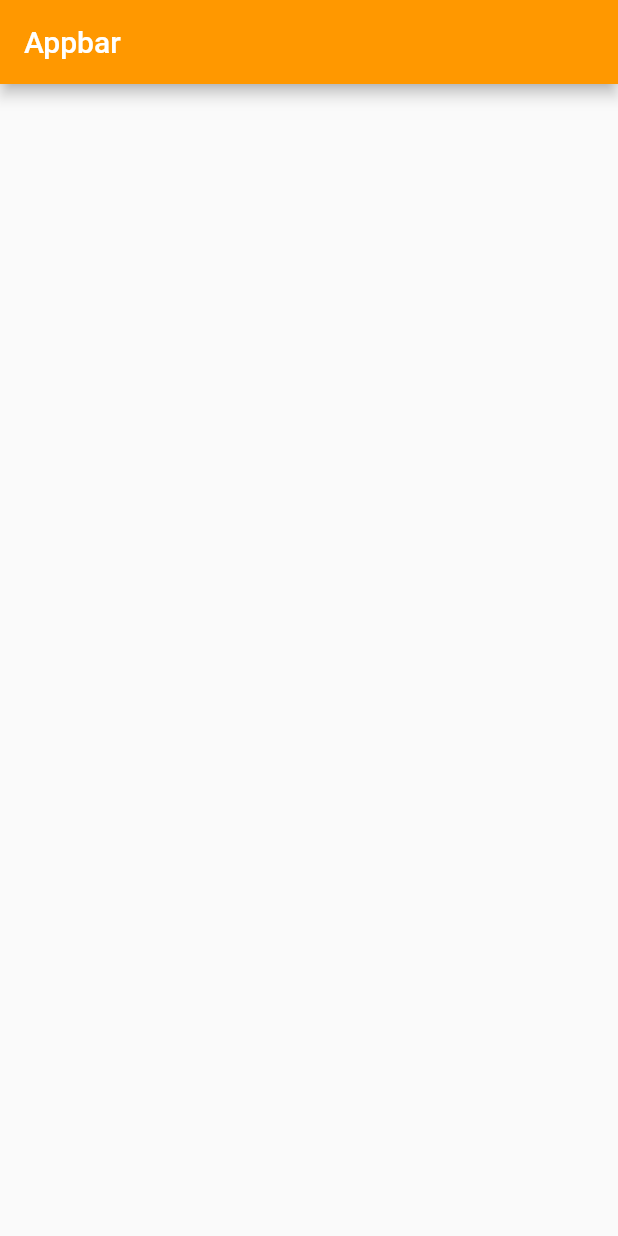
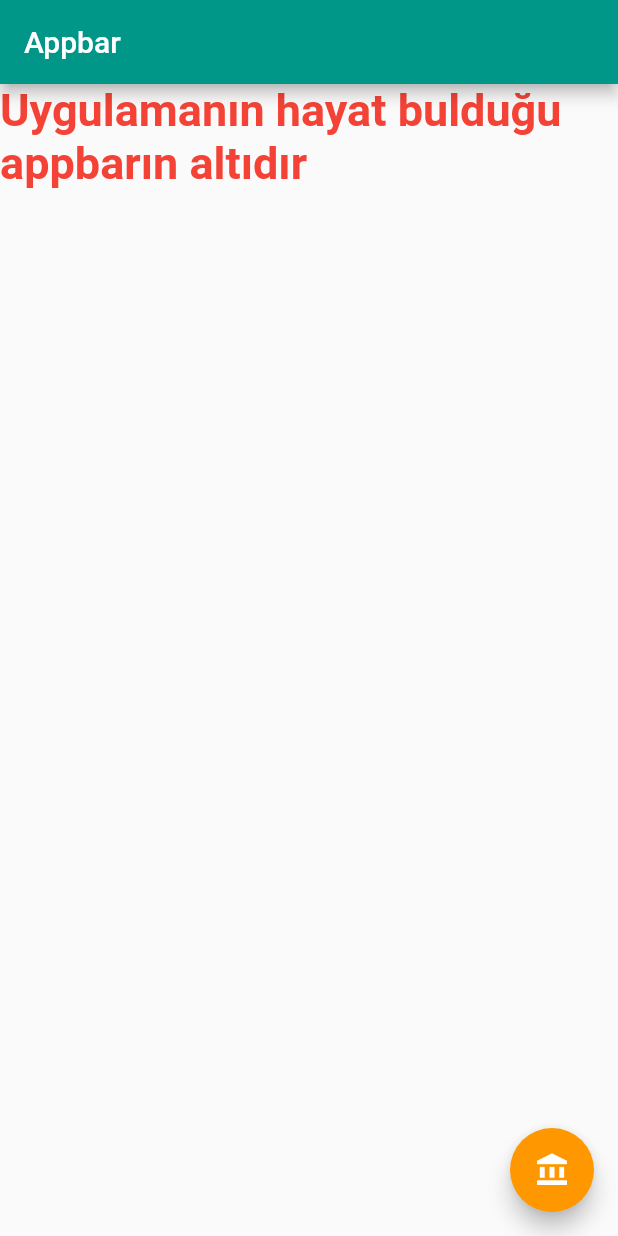
Before and after one commit to uluibrahim/Sifirdan-Flutter-Dersleri, a Flutter app: the screen it shows after launch, on a phone screen of 412 x 824 dp. Run offline on Flutter 3.47's test engine with Material 2 defaults, Android fonts, the phone set to English and light mode, and no system bars.

Commit message:
FloatingActionButton ve Material Design

```diff
--- a/Bolum1/basewidgets/lib/main.dart
+++ b/Bolum1/basewidgets/lib/main.dart
@@ -8,10 +8,30 @@ class MyApp extends StatelessWidget {
   @override
   Widget build(BuildContext context) {
     return MaterialApp(
+      theme: ThemeData(primaryColor: Colors.teal, accentColor: Colors.orange),
       home: Scaffold(
         appBar: AppBar(
           title: Text("Appbar"), // appbar a text basar
-          backgroundColor: Colors.orange, // appbarın arka plan rengi
+          //backgroundColor: Colors.orange, // appbarın arka plan rengi
+          //NOT: Burada appbar rengi tanımlanırsa Theme kısmında tanımlanan primaryColor ezilmiş (override) olur
+        ),
+        floatingActionButton: FloatingActionButton(
+          onPressed: () {
+            // buton tıklanıldığında tetiklenen metot
+            print("Fab tıklanıldı");
+          },
+          child: Icon(
+            Icons.account_balance,
+            color: Colors.white,
+          ),
+        ),
+        body: Text(
+          "Uygulamanın hayat bulduğu appbarın altıdır",
+          style: TextStyle(
+            color: Colors.red, // yazı rengi
+            fontSize: 30, // yazı boyutu
+            fontWeight: FontWeight.bold, // yazı kalınlığı
+          ),
         ),
       ),
       title: "Base widget",
```
